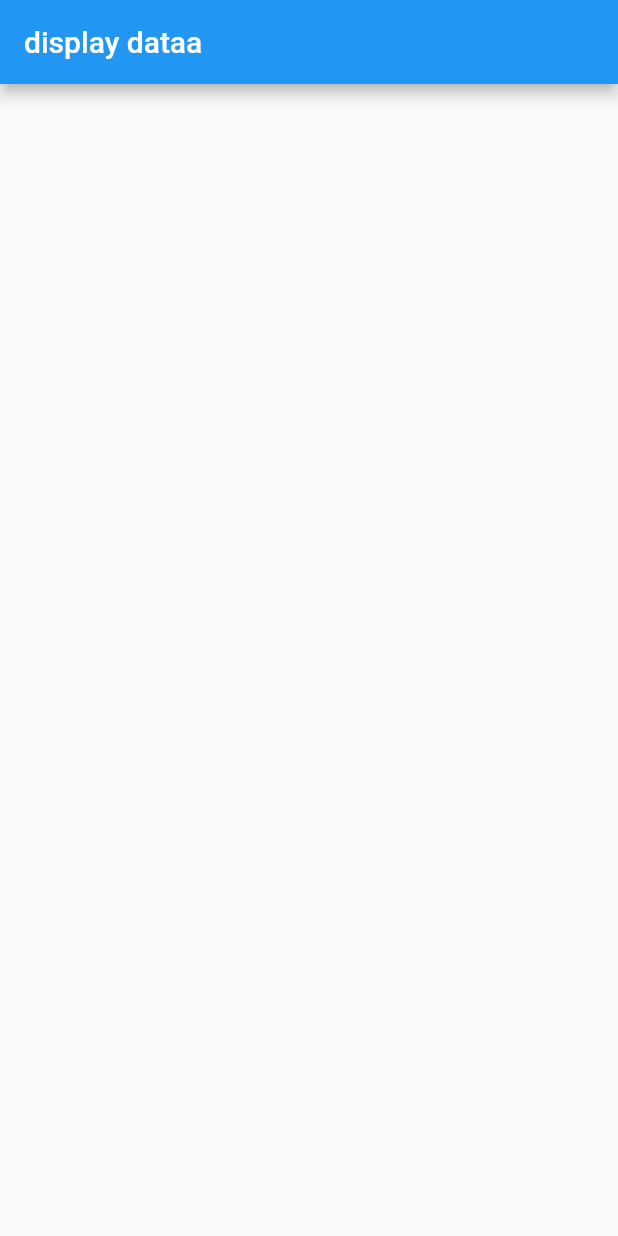
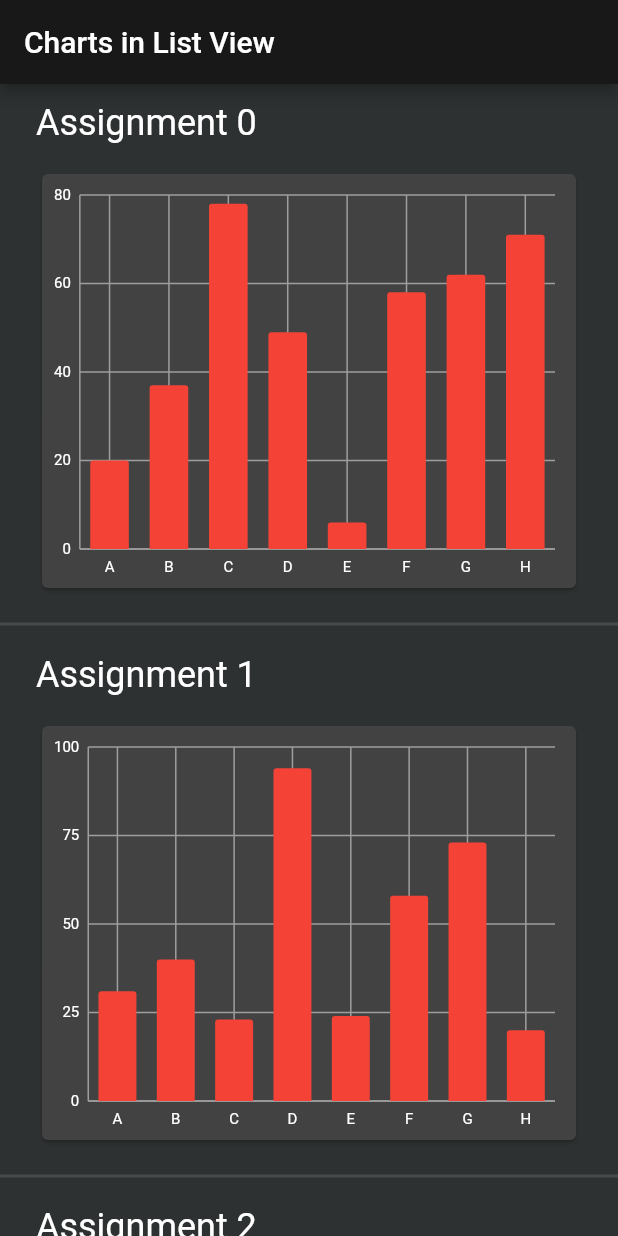
Before and after one commit to arora-72/ChartsList-flutter, a Flutter app: the screen it shows after launch, on a phone screen of 412 x 824 dp. Run offline on Flutter 3.47's test engine with Material 2 defaults, Android fonts, the phone set to English and light mode, and no system bars; our stand-ins replace charts_flutter, cloud_firestore, firebase_database; accounts and stored records are empty.

Commit message:
bar chart with random data list type implemented

```diff
--- a/lib/models/chart_data_model.dart
+++ b/lib/models/chart_data_model.dart
@@ -9,6 +9,9 @@ class AssessmentRecord{
   final List<String> names;
   final List<int> marks;
   final DocumentReference documentReference;
+
+
+
 
   AssessmentRecord.fromMap(Map<String, dynamic>data, {this.documentReference})
   :
@@ -22,3 +25,15 @@ class AssessmentRecord{
   String toString() => "Record<$names:$marks>";
 
   }
+
+
+
+  class Assessment{
+
+  final String name;
+  final int marks;
+
+  Assessment(this.name, this.marks);
+
+
+  }
--- a/lib/pages/chart_list_page.dart
+++ b/lib/pages/chart_list_page.dart
@@ -1,90 +1,59 @@
 import 'package:cloud_firestore/cloud_firestore.dart';
 import 'package:demo_charts_list_view/models/chart_data_model.dart';
+import 'package:demo_charts_list_view/utils/abstract_list.dart';
 import 'package:firebase_database/firebase_database.dart';
 import 'package:flutter/cupertino.dart';
 import 'package:flutter/material.dart';
 
-
 class ChartListView extends StatefulWidget {
   @override
   _ChartListViewState createState() => _ChartListViewState();
+  final List<ListItem> items;
+  ChartListView({Key key, @required this.items}) : super(key: key);
 }
 
 class _ChartListViewState extends State<ChartListView> {
-
-
   final databaseReference = FirebaseDatabase.instance.reference();
 
   @override
   void initState() {
     super.initState();
-
   }
 
   @override
   Widget build(BuildContext context) {
     // TODO: implement build
     return MaterialApp(
+      theme: new ThemeData(
+        primaryColor: Color.fromRGBO(24, 24, 24, 1.0),
+        canvasColor: Color.fromRGBO(46, 49, 49, 1.0),
+        brightness: Brightness.dark,
+      ),
       home: Scaffold(
-      appBar: new AppBar(title: Text('display dataa'),),
-      body: _buildBody(context),
-    ),
+        appBar: new AppBar(
+          title: Text('Charts in List View'),
+        ),
+        body: _buildList(context),
+      ),
     );
   }
 
 
-  Widget _buildBody(BuildContext context) {
-    // TODO: get actual snapshot from Cloud Firestore
-    return StreamBuilder<QuerySnapshot>(
-      stream: Firestore.instance.collection('results').snapshots(),
-      builder: (context, snapshot) {
-        if (!snapshot.hasData) return LinearProgressIndicator();
-
-        return _buildList(context, snapshot.data.documents);
+  Widget _buildList(BuildContext context) {
+    return ListView.separated(
+      itemCount: widget.items.length,
+      separatorBuilder: (BuildContext context, int index) => Divider(
+        thickness: 2.0,
+      ),
+      itemBuilder: (context, index) {
+        final item = widget.items[index];
+        return ListTile(
+          title: item.buildTitle(context),
+          subtitle: item.buildChartTitle(context),
+        );
       },
     );
   }
 
 
-
-  Widget _buildList(BuildContext context, List<DocumentSnapshot> snapshot) {
-
-    return ListView(
-      padding: const EdgeInsets.only(top: 20.0),
-      children: snapshot.map((data) => _buildListItem(context, data)).toList(),
-    );
-  }
-
-
-  Widget _buildListItem(BuildContext context, DocumentSnapshot data) {
-    final record = AssessmentRecord.fromSnapshot(data);
-
-    return Padding(
-      key: ValueKey(record.names),
-      padding: const EdgeInsets.symmetric(horizontal: 16.0, vertical: 8.0),
-      child: Container(
-        decoration: BoxDecoration(
-          border: Border.all(color: Colors.grey),
-          borderRadius: BorderRadius.circular(5.0),
-        ),
-        child: ListTile(
-          title: Text(record.names.toString(),
-            style: new TextStyle(
-                fontSize: 18.0,
-                fontWeight: FontWeight.bold,
-                textBaseline: TextBaseline.alphabetic
-            ),),
-          subtitle: Padding(
-            padding: const EdgeInsets.symmetric(vertical: 10),
-            child: Text(record.marks.toString(),
-              style: new TextStyle(
-                  fontSize: 15.0,
-                  textBaseline: TextBaseline.alphabetic
-              ),),
-          ),
-          onTap: () => print(record),
-        ),
-      ),
-    );
-  }
 }
--- /dev/null
+++ b/lib/utils/abstract_list.dart
@@ -0,0 +1,133 @@
+import 'package:demo_charts_list_view/models/chart_data_model.dart';
+import 'package:flutter/cupertino.dart';
+import 'package:flutter/material.dart';
+import 'package:charts_flutter/flutter.dart' as charts;
+import 'dart:math';
+
+abstract class ListItem {
+  /// The title line to show in a list item.
+  Widget buildTitle(BuildContext context);
+
+  /// The subtitle line, if any, to show in a list item.
+  Widget buildChartTitle(BuildContext context);
+}
+
+
+class HeadingItem implements ListItem{
+
+  final String heading;
+  static final _random = new Random();
+
+  List<charts.Series<AssessmentRecord, String >> _seriesList;
+  HeadingItem(this.heading);
+
+
+
+  @override
+  Widget buildChartTitle(BuildContext context) {
+    // TODO: implement buildChartTitle
+    return Container(
+      height: 300.0,
+      padding: EdgeInsets.all(8.0),
+      child:Card(
+        child: Column(
+        children: <Widget>[
+          Expanded(
+            child: _displayChart(_createSampleData(), true),
+          )
+        ],
+      ),
+      ),
+    );
+
+  }
+
+  static int _next(int min, int max) => min + _random.nextInt(max - min);
+
+
+
+  @override
+  Widget buildTitle(BuildContext context) {
+    // TODO: implement buildTitle
+    return Padding(
+      padding: const EdgeInsets.all(8.0),
+      child: Text(
+        heading,
+        style: Theme.of(context).textTheme.headline,
+      ),
+    );
+  }
+
+  static List<charts.Series<Assessment, String>> _createSampleData() {
+
+    final assessmentData = [
+
+      new Assessment("A", _next(0,100)),
+      new Assessment("B", _next(0,100)),
+      new Assessment("C", _next(0,100)),
+      new Assessment("D", _next(0,100)),
+      new Assessment("E", _next(0,100)),
+      new Assessment("F", _next(0,100)),
+      new Assessment("G", _next(0,100)),
+      new Assessment("H", _next(0,100)),
+
+    ];
+
+    return[
+
+      new charts.Series(
+          id: 'Assessment Marks',
+          data: assessmentData,
+          domainFn: (Assessment assessment, _) => assessment.name,
+          measureFn: (Assessment assessment, _) => assessment.marks,
+          colorFn: (_, __) => charts.MaterialPalette.red.shadeDefault,
+      )
+    ];
+
+
+  }
+
+  charts.BarChart _displayChart(List<charts.Series> seriesList, bool animate){
+
+    return new charts.BarChart(
+      seriesList,
+      animate: animate,
+      vertical: true,
+
+
+
+      primaryMeasureAxis:
+      new charts.NumericAxisSpec(
+        showAxisLine: true,
+        renderSpec: charts.GridlineRendererSpec(
+            labelStyle: new charts.TextStyleSpec(
+              fontSize: 10,
+              color: charts.MaterialPalette.white,
+
+            ),
+            lineStyle: charts.LineStyleSpec(
+              color: charts.MaterialPalette.gray.shadeDefault,
+            )),
+
+      ),
+
+      /// This is an OrdinalAxisSpec to match up with BarChart's default
+      /// ordinal domain axis (use NumericAxisSpec or DateTimeAxisSpec for
+      /// other charts).
+      domainAxis: new charts.OrdinalAxisSpec(
+
+        renderSpec: charts.GridlineRendererSpec(
+            labelStyle: new charts.TextStyleSpec(
+              fontSize: 10,
+              color: charts.MaterialPalette.white,
+            ),
+            lineStyle: charts.LineStyleSpec(
+              color: charts.MaterialPalette.gray.shadeDefault,
+            )),
+      ),
+
+
+    );
+  }
+
+}
--- a/pubspec.yaml
+++ b/pubspec.yaml
@@ -26,6 +26,7 @@ dependencies:
   firebase_core: ^0.4.0+9
   firebase_database: ^3.1.3
   cloud_firestore: ^0.13.4+2
+  charts_flutter: ^0.9.0
 
 
 
```
Also changed, not shown: lib/main.dart (+10 -97 lines), pubspec.lock.
